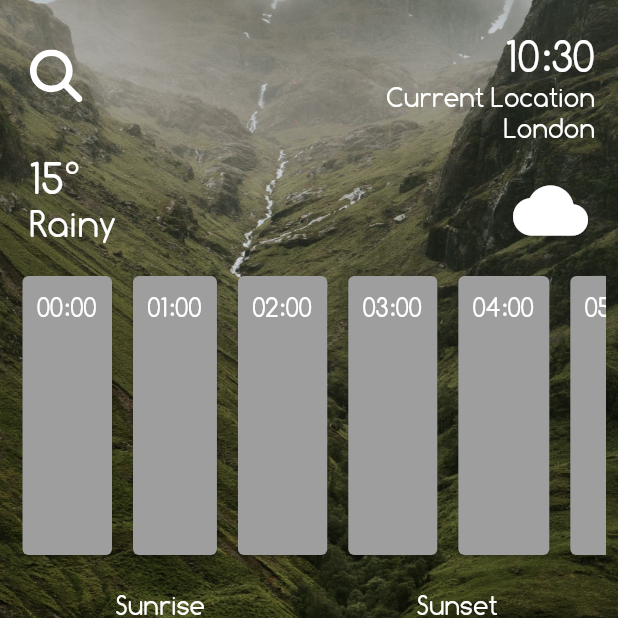
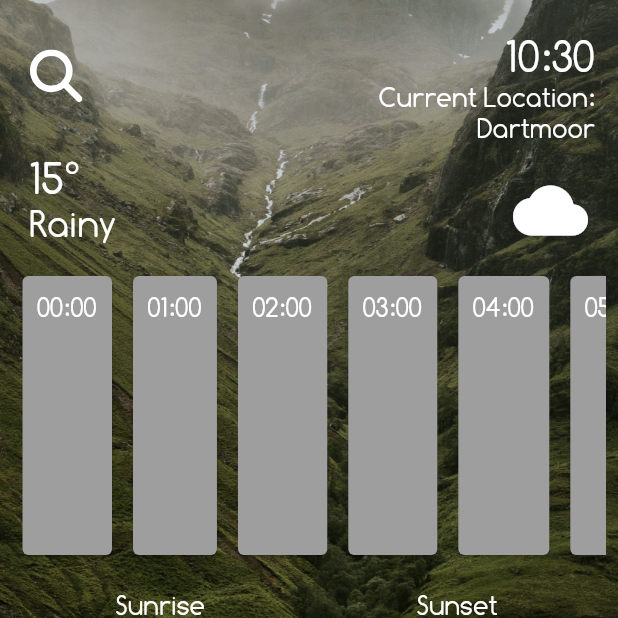
Before and after one commit to Avanta8/WeHike, a Flutter app: the screen it shows after launch, after a tap on the "arrow circle right" icon, on a phone screen of 412 x 824 dp, the top half of it. Run offline on Flutter 3.47's test engine with Material 2 defaults, Android fonts, the light colour scheme and no system bars; our stand-ins replace flutter_svg, geolocator, location.

Commit message:
Got rid of the god class, idk where to go from here

```diff
--- a/we_hike/lib/homelayout/god_class.dart
+++ /dev/null
@@ -1,40 +0,0 @@
-import 'package:flutter/material.dart';
-import 'package:we_hike/homelayout/main.dart';
-
-void main() {
-  runApp(HomePage());
-}
-
-class HomePage extends StatelessWidget {
-  @override
-  Widget build(BuildContext context) {
-    return MaterialApp(
-      title: 'Layoutbasic',
-      theme: ThemeData(
-        primarySwatch: Colors.blue
-      ),
-      home: WeatherApp(key: key),
-    );
-  }
-}
-
-class WeatherApp extends StatefulWidget {
-  const WeatherApp({
-     super.key,
-      });
-
-  @override
-  State<WeatherApp> createState() => _WeatherAppState();
-}
-
-class _WeatherAppState extends State<WeatherApp> {
-  // state goes here
-  static var currentLocation = "London";
-  static var currentWeather;
-  static var weatherList;
-
-  @override
-  Widget build(BuildContext context) {
-    return Layout(location: currentLocation,);
-  }
-}
--- a/we_hike/lib/homelayout/main.dart
+++ b/we_hike/lib/homelayout/main.dart
@@ -1,12 +1,24 @@
 import 'package:flutter/material.dart';
 import 'package:flutter_svg/flutter_svg.dart';
-import 'package:location/location.dart';
 import 'package:we_hike/widgets/white_text.dart';
 import 'package:we_hike/widgets/clock.dart';
 import 'package:intl/intl.dart';
 import 'package:we_hike/widgets/hourlyScroller.dart';
 import 'package:we_hike/widgets/sun_times.dart';
 import 'package:we_hike/widgets/current_weather_icon.dart';
+
+class WeatherApp extends StatelessWidget {
+  @override
+  Widget build(BuildContext context) {
+    return MaterialApp(
+      title: 'Layoutbasic',
+      theme: ThemeData(
+        primarySwatch: Colors.blue
+      ),
+      home: Layout(),
+    );
+  }
+}
 
 
 final Widget svg = SvgPicture.asset(
@@ -17,10 +29,10 @@ final Widget svg = SvgPicture.asset(
 );
 
 class Layout extends StatefulWidget {
-  String location;
+  String? location;
   Layout({
     super.key,
-    required this.location,
+    this.location,
   });
 
   @override
@@ -102,10 +114,15 @@ class _LayoutState extends State<Layout> {
                         Expanded(
                           child: Padding(
                             padding: const EdgeInsets.fromLTRB(20, 0, 0, 0),
-                            child: SizedBox(
-                                    height: 35,
-                                    child: svg,
-                                  ),
+                            child: GestureDetector(
+                              child: SizedBox(
+                                      height: 35,
+                                      child: svg,
+                                    ),
+                              onTap: () {
+                                        // move to search screen
+                                      },
+                            ),
                           ),
                         ),
                         Expanded(
@@ -119,11 +136,11 @@ class _LayoutState extends State<Layout> {
                                     ),
                                   const Align(
                                     alignment: Alignment.centerRight,
-                                    child: WhiteText(text: "Current Location"),
+                                    child: WhiteText(text: "Current Location:"),
                                     ),
                                   Align(
                                     alignment: Alignment.centerRight,
-                                    child: WhiteText(text: widget.location,
+                                    child: WhiteText(text: "Dartmoor",
                                     )
                                     ),
                                 ],
--- a/we_hike/lib/main.dart
+++ b/we_hike/lib/main.dart
@@ -1,6 +1,6 @@
 import 'package:flutter/material.dart';
-import 'package:we_hike/homelayout/god_class.dart';
+import 'package:we_hike/homelayout/main.dart';
 
 void main() {
-  runApp(HomePage());
+  runApp(WeatherApp());
 }
```
